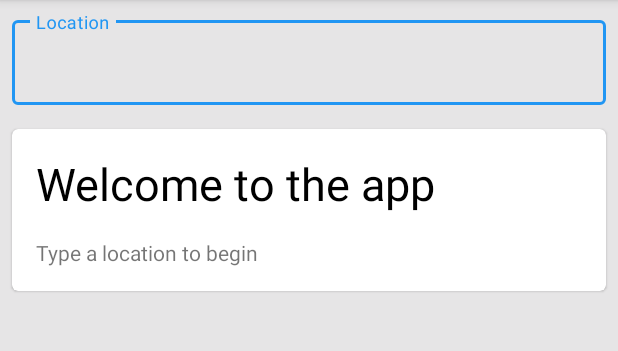
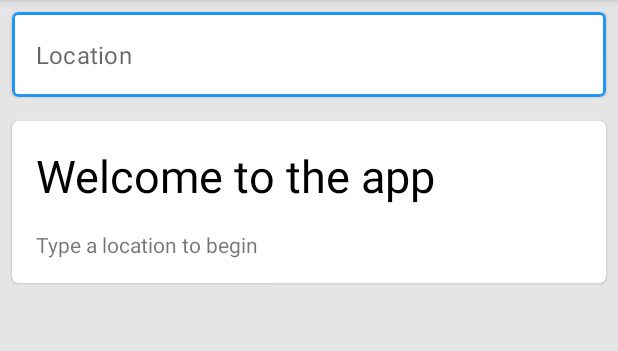
Before and after one commit to bartlomiej-szlachta/weather-app, an Android app: the screen it shows after launch (MainActivity), on a phone screen of 412 x 824 dp, the part 84-435 px from its top. Run offline under Robolectric (Android 15) with nearby library versions, the light colour scheme and no system bars.

Commit message:
feat: update input style

```diff
--- a/app/src/main/res/layout/card_input.xml
+++ b/app/src/main/res/layout/card_input.xml
@@ -1,20 +1,27 @@
 <?xml version="1.0" encoding="utf-8"?>
-<merge xmlns:android="http://schemas.android.com/apk/res/android">
+<merge xmlns:android="http://schemas.android.com/apk/res/android"
+    xmlns:app="http://schemas.android.com/apk/res-auto">
+
+    <com.google.android.material.card.MaterialCardView
+        android:layout_width="match_parent"
+        android:layout_height="wrap_content"
+        android:layout_margin="8dp">
 
         <com.google.android.material.textfield.TextInputLayout
             android:id="@+id/input_city_layout"
             style="@style/Widget.MaterialComponents.TextInputLayout.OutlinedBox"
             android:layout_width="match_parent"
             android:layout_height="wrap_content"
-        android:layout_margin="8dp"
-        android:hint="@string/input_hint">
+            app:hintEnabled="false">
 
             <com.google.android.material.textfield.TextInputEditText
                 android:id="@+id/input_city_text"
                 android:layout_width="match_parent"
                 android:layout_height="wrap_content"
                 android:autofillHints="city"
+                android:hint="@string/input_hint"
                 android:imeOptions="actionSearch"
                 android:inputType="textPersonName" />
         </com.google.android.material.textfield.TextInputLayout>
+    </com.google.android.material.card.MaterialCardView>
 </merge>
```
Lines whose indentation alone changed are shown as unchanged.
